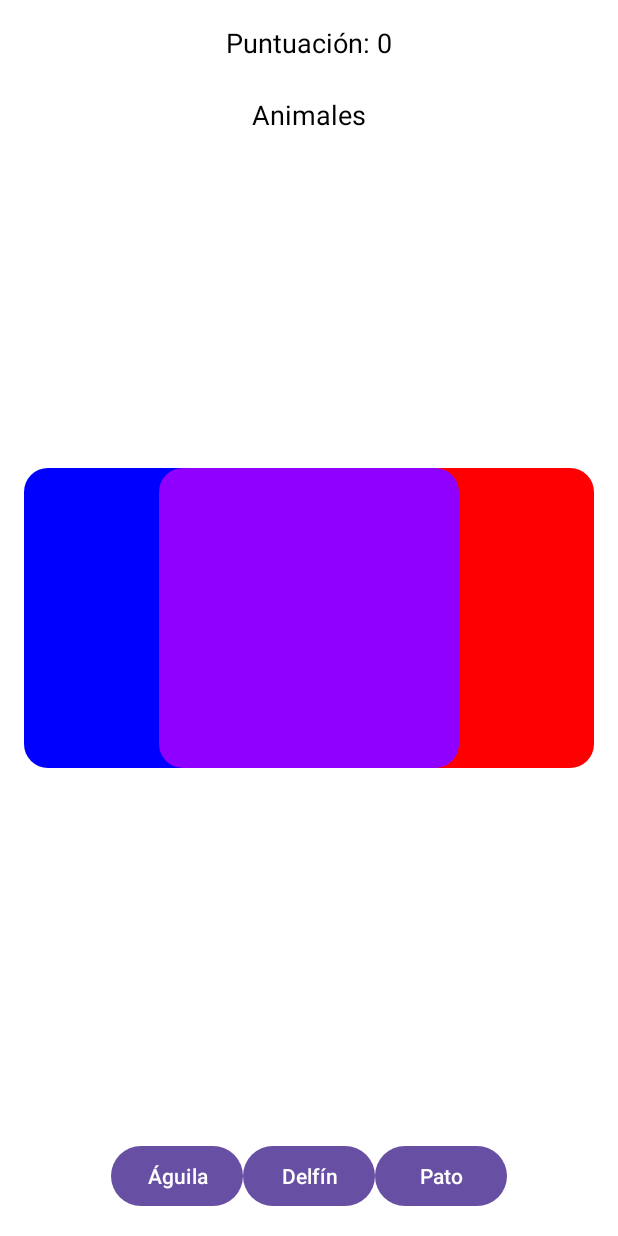
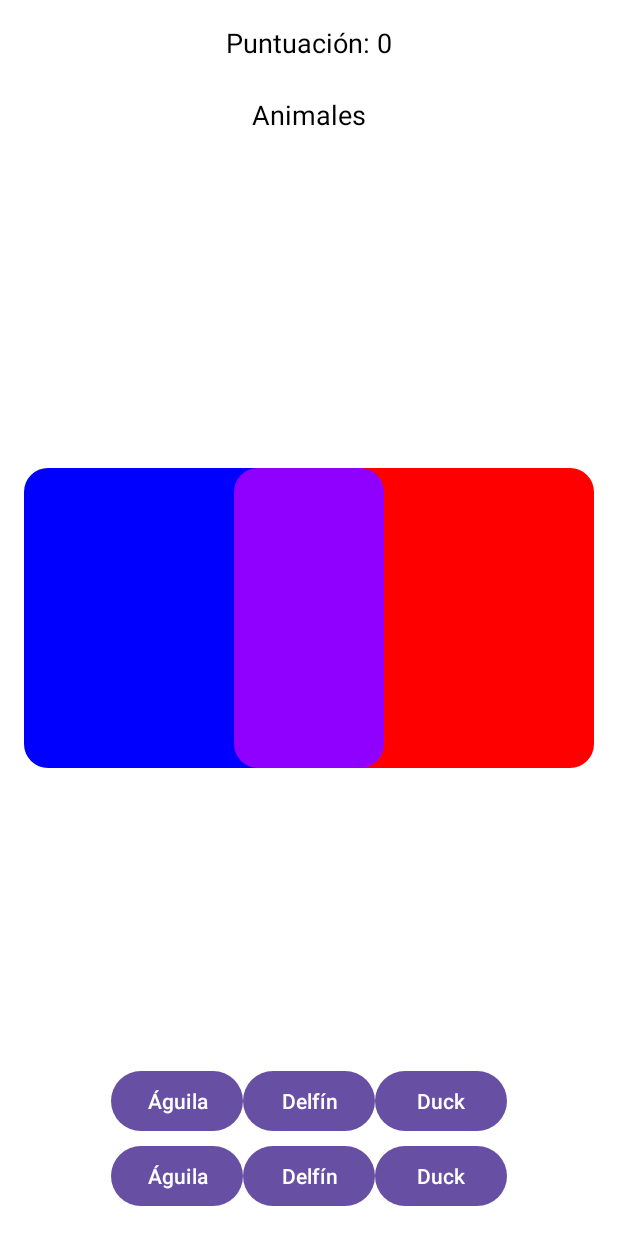
Before and after one commit to GAX3/VennDiagramGame, an Android app: the GameFragment screen opened through its navigation route, on a phone screen of 412 x 824 dp. Run offline under Robolectric (Android 15) with nearby library versions, the light colour scheme and no system bars; pictures from the network do not load; 1 statement that could not run was skipped.

Commit message:
Juego 1 OK

```diff
--- a/app/src/main/java/com/example/venndiagramgameapp/fragments/partOne/GamesOptionFragment.kt
+++ b/app/src/main/java/com/example/venndiagramgameapp/fragments/partOne/GamesOptionFragment.kt
@@ -87,7 +87,7 @@ class GamesOptionFragment : Fragment(), ClassInformationAdapter.OnCardClickListe
             {
                 "id": "1",
                 "title": "Unión",
-                "description": "Se obtiene el conjunto de todos los elementos de los conjuntos dados.",
+                "description": "Cada círculo o elipse representa una categoría. La unión de dos conjuntos está representada por ∪. (No confundas este símbolo con la letra “u”). \nEste es un diagrama de Venn de dos círculos. El círculo verde es A y el círculo azul es B. El diagrama de Venn completo representa la unión de A y B, o bien, A ∪ B. Puedes hacer clic sobre la imagen para probar este diagrama como plantilla.",
                 "imgLink": "https://raw.githubusercontent.com/GAX3/assets/refs/heads/main/ProfilePics/01.PNG"
             },
             {
--- a/app/src/main/res/layout/fragment_game.xml
+++ b/app/src/main/res/layout/fragment_game.xml
@@ -31,7 +31,7 @@
         <!-- Intersección -->
         <View
             android:id="@+id/intersection"
-            android:layout_width="200dp"
+            android:layout_width="100dp"
             android:layout_height="200dp"
             android:layout_centerInParent="true"
             android:background="@drawable/circle_purple">
@@ -49,7 +49,39 @@
         android:orientation="horizontal"
         android:gravity="center"
         android:padding="16dp">
+        <com.google.android.material.button.MaterialButton
+            android:id="@+id/element4"
+            android:layout_width="wrap_content"
+            android:layout_height="wrap_content"
+            android:text="Águila"
+            android:padding="8dp" />
 
+        <com.google.android.material.button.MaterialButton
+            android:id="@+id/element5"
+            android:layout_width="wrap_content"
+            android:layout_height="wrap_content"
+            android:text="Delfín"
+            android:padding="8dp"
+            />
+
+        <com.google.android.material.button.MaterialButton
+            android:id="@+id/element6"
+            android:layout_width="wrap_content"
+            android:layout_height="wrap_content"
+            android:text="Duck"
+            android:padding="8dp"/>
+    </LinearLayout>
+
+    <!-- Elementos a clasificar -->
+    <LinearLayout
+        android:id="@+id/elementsContainer2"
+        android:layout_width="match_parent"
+        android:layout_height="wrap_content"
+        android:layout_gravity="bottom"
+        android:layout_marginBottom="50dp"
+        android:orientation="horizontal"
+        android:gravity="center"
+        android:padding="16dp">
         <com.google.android.material.button.MaterialButton
             android:id="@+id/element1"
             android:layout_width="wrap_content"
@@ -69,7 +101,7 @@
             android:id="@+id/element3"
             android:layout_width="wrap_content"
             android:layout_height="wrap_content"
-            android:text="Pato"
+            android:text="Duck"
             android:padding="8dp"/>
     </LinearLayout>
 
```
Also changed, not shown: app/src/main/java/com/example/venndiagramgameapp/fragments/GameFragment.kt (+32 -3 lines).
